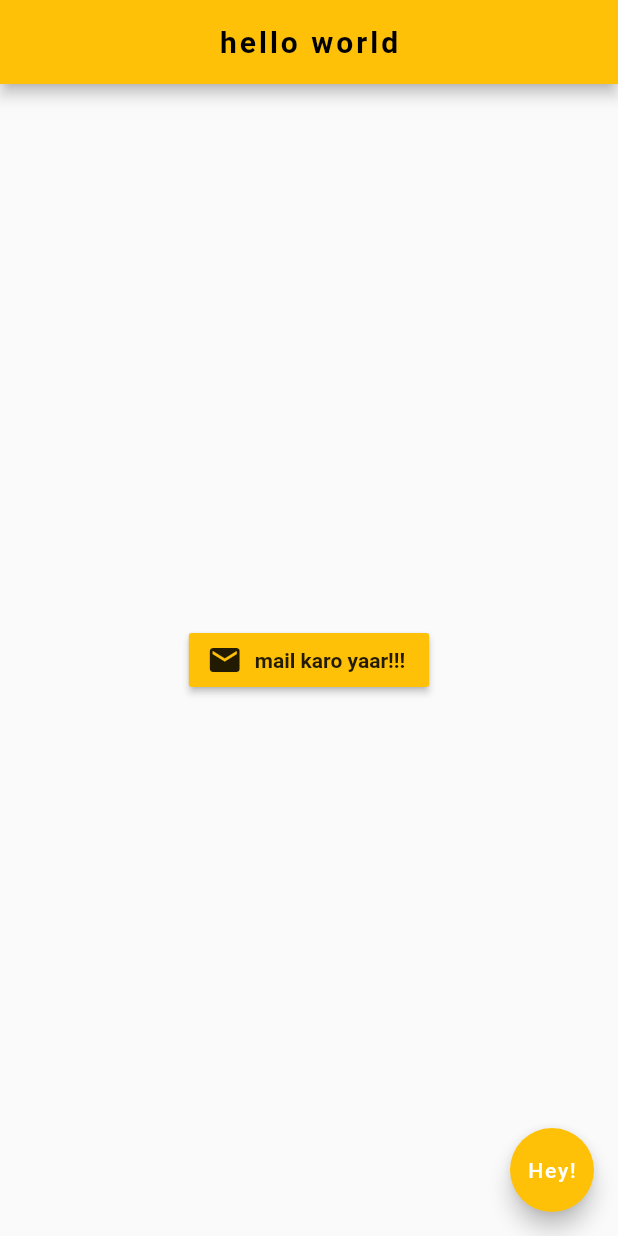
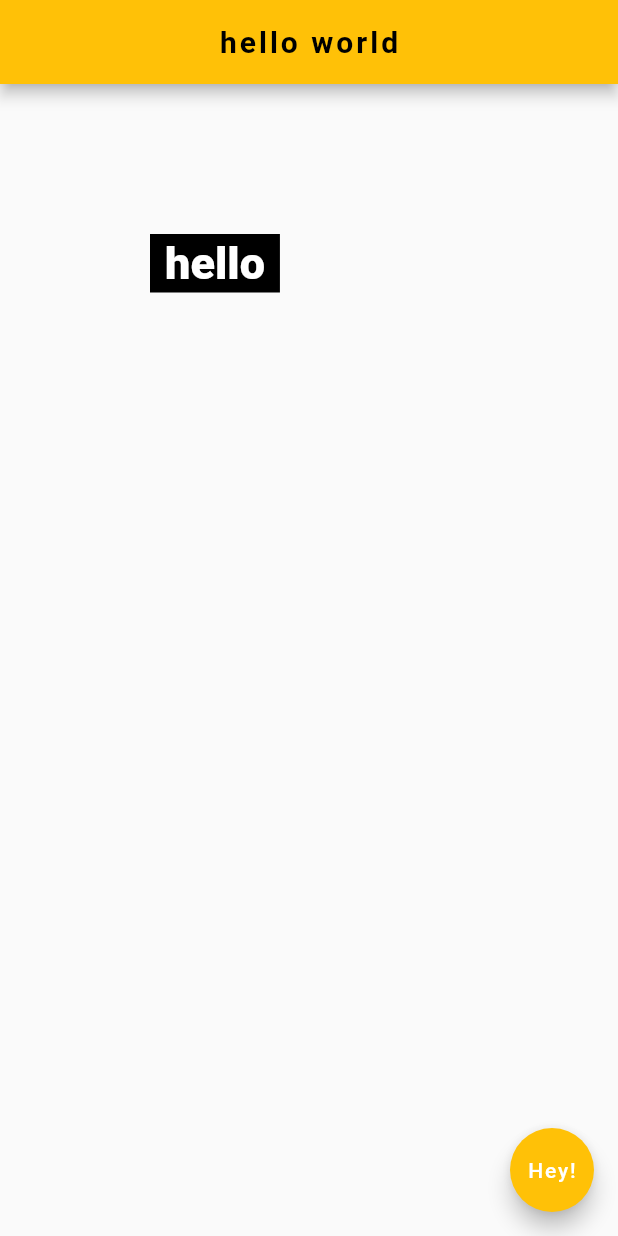
Before and after one commit to fireclasher/learnappdev, a Flutter app: the screen it shows after launch, on a phone screen of 412 x 824 dp. Run offline on Flutter 3.47's test engine with Material 2 defaults, Android fonts, the phone set to English and light mode, and no system bars; Roboto replaces fonts that are missing (Indie, indie).

Commit message:
container widget

```diff
--- a/lib/main.dart
+++ b/lib/main.dart
@@ -19,18 +19,19 @@ class home extends StatelessWidget {
         backgroundColor: Colors.amber,
         centerTitle: true,
       ),
-      body: Center(
-          child: RaisedButton.icon(
-        onPressed: () {
-          print('you clicked me');
-        },
-        icon: Icon(Icons.mail),
-        label: Text(
-          "mail karo yaar!!!",
-          style: TextStyle(fontFamily: 'indie', fontWeight: FontWeight.bold),
+      body: Container(
+        padding: EdgeInsets.symmetric(horizontal: 10, vertical: 2),
+        margin: EdgeInsets.all(100),
+        color: Colors.black,
+        child: Text(
+          "hello",
+          style: TextStyle(
+              color: Colors.white,
+              fontFamily: "indie",
+              fontSize: 30,
+              fontWeight: FontWeight.w900),
         ),
-        color: Colors.amber,
-      )),
+      ),
       floatingActionButton: FloatingActionButton(
         onPressed: () {},
         child: Text("Hey!"),
```
